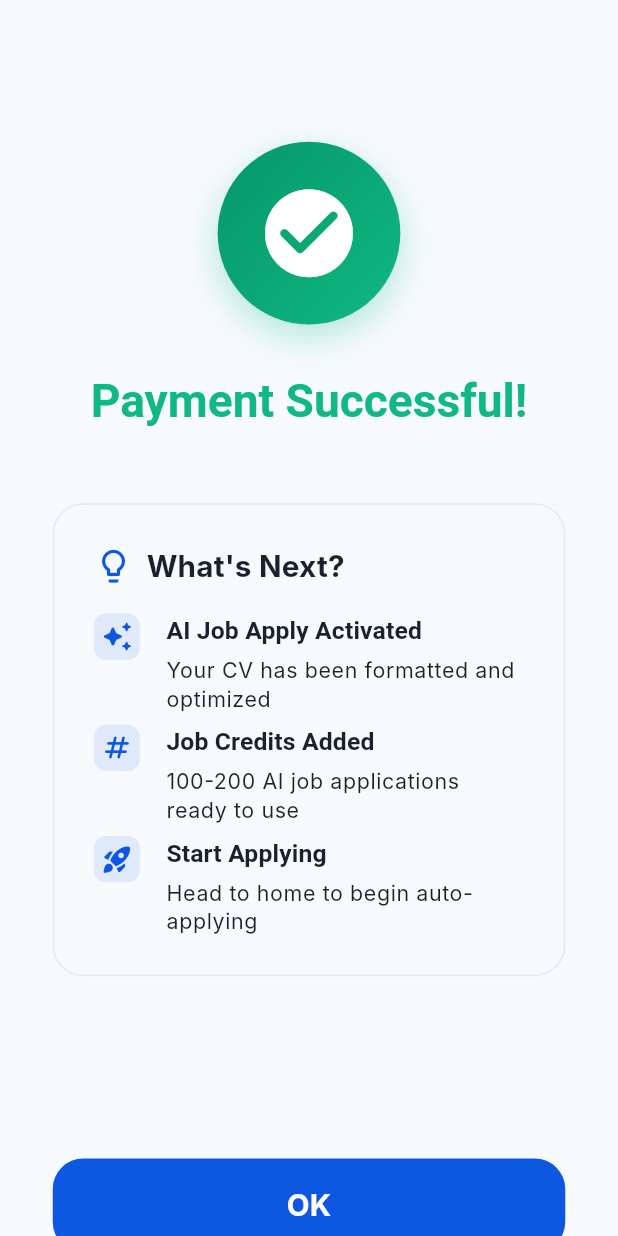
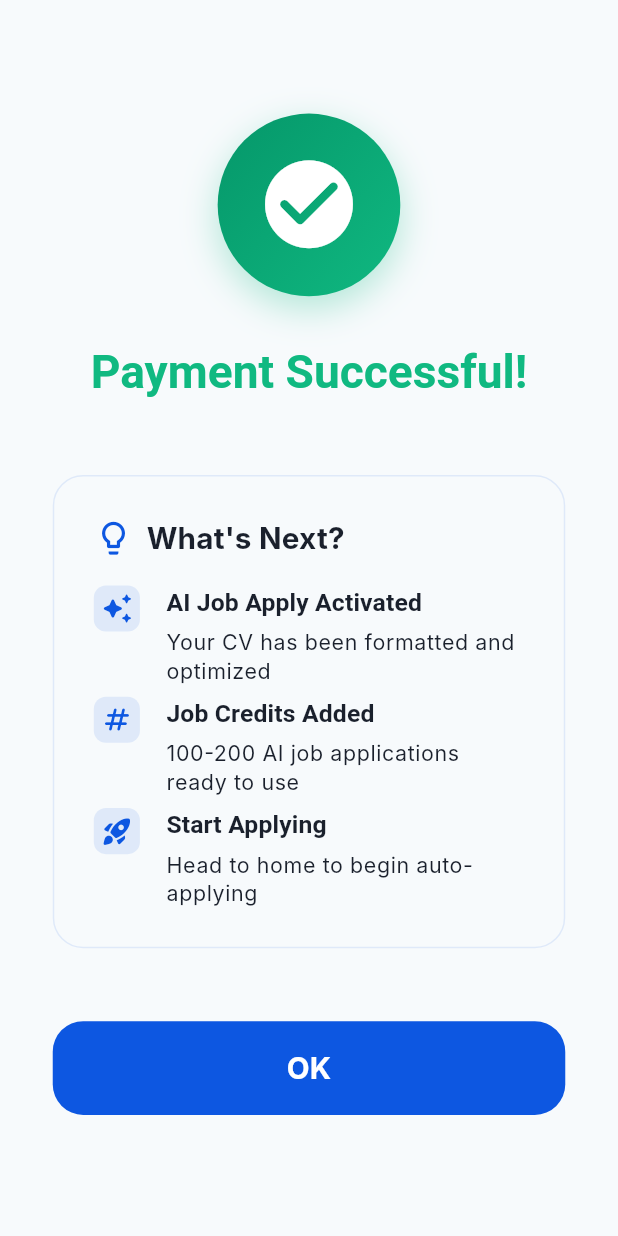
Before and after one commit to Fathi123-max/Tabashir-Monorepo, a Flutter app: the PaymentSuccessScreen screen opened directly, on a phone screen of 412 x 824 dp. Run offline on Flutter 3.47's test engine with Material 3 defaults, Android fonts, the phone set to English and light mode, and no system bars; our stand-ins replace cached_network_image, device_info_plus, dio, easy_localization, file_picker, firebase_analytics and 23 more; missing offline and left inert: flutter_stripe, onesignal_flutter, pdfx; accounts and stored records are empty; generated files the repository leaves out were written again; network calls fail; Roboto replaces fonts that are missing (Inter); statements that could not run were skipped; project files that could hold a hidden picture were left out.

Commit message:
fix(mobile): simplify success screen layout to fix unclickable button
Removed IntrinsicHeight/ConstrainedBox which broke button tap detection.
SingleChildScrollView with simple Column is sufficient.

Co-authored-by: Qwen-Coder <qwen-coder@alibabacloud.com>

```diff
--- a/tabashir-mobile/lib/features/payments/presentation/screens/payment_success_screen.dart
+++ b/tabashir-mobile/lib/features/payments/presentation/screens/payment_success_screen.dart
@@ -27,17 +27,10 @@ class PaymentSuccessScreen extends StatelessWidget {
       body: SafeArea(
         child: SingleChildScrollView(
           padding: EdgeInsets.all(AppTheme.spacingXl.w),
-          child: ConstrainedBox(
-            constraints: BoxConstraints(
-              minHeight: MediaQuery.of(context).size.height -
-                  MediaQuery.of(context).padding.top -
-                  MediaQuery.of(context).padding.bottom,
-            ),
-            child: IntrinsicHeight(
-              child: Column(
-                mainAxisAlignment: MainAxisAlignment.center,
-                children: [
-                  const Spacer(flex: 2),
+          child: Column(
+            mainAxisAlignment: MainAxisAlignment.center,
+            children: [
+              SizedBox(height: 40.h),
 
               // Success Animation
               _buildSuccessAnimation(),
@@ -131,7 +124,7 @@ class PaymentSuccessScreen extends StatelessWidget {
                   ),
                 ),
 
-              const Spacer(flex: 3),
+              SizedBox(height: AppTheme.spacingMd.h),
 
               // OK Button - Refreshes data and navigates to home
               SizedBox(
@@ -169,8 +162,6 @@ class PaymentSuccessScreen extends StatelessWidget {
 
               SizedBox(height: AppTheme.spacingLg.h),
             ],
-            ),
-            ),
           ),
         ),
       ),
```
